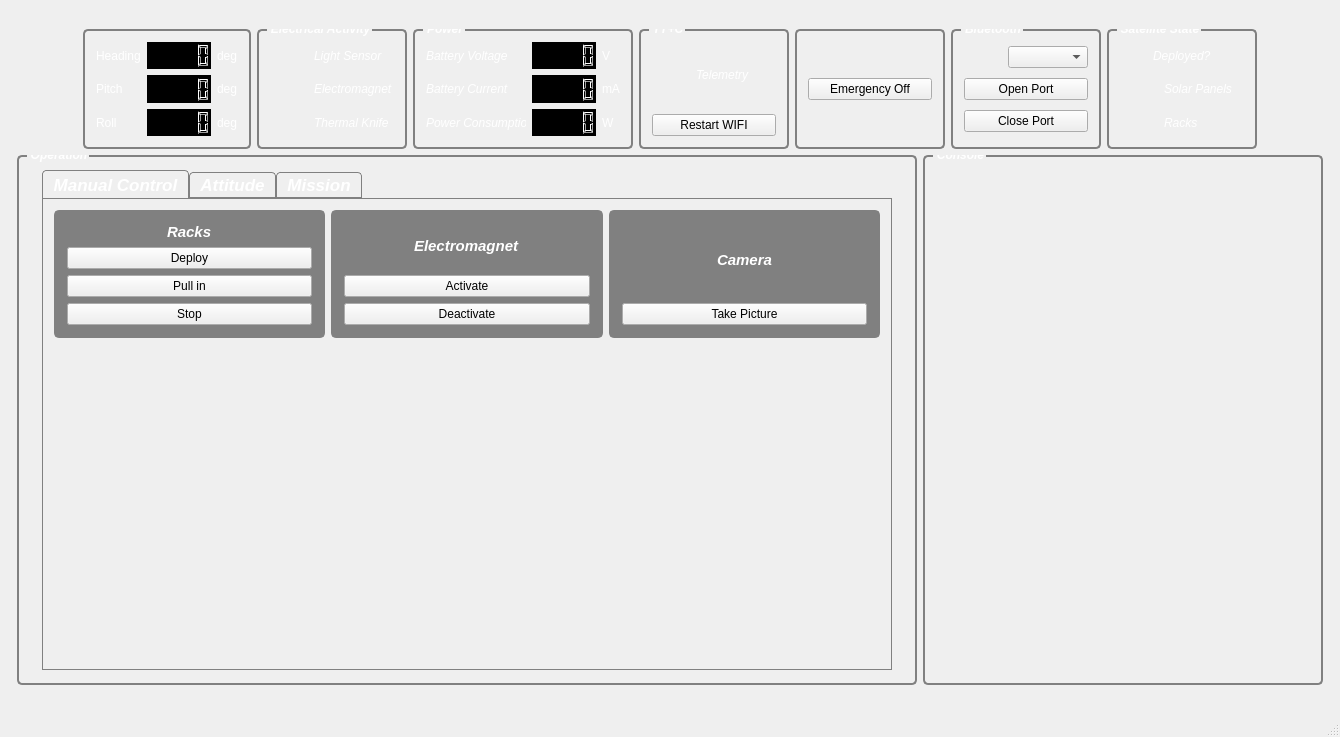
lxbader/frogstation, file groundstation.ui: the form before one commit.
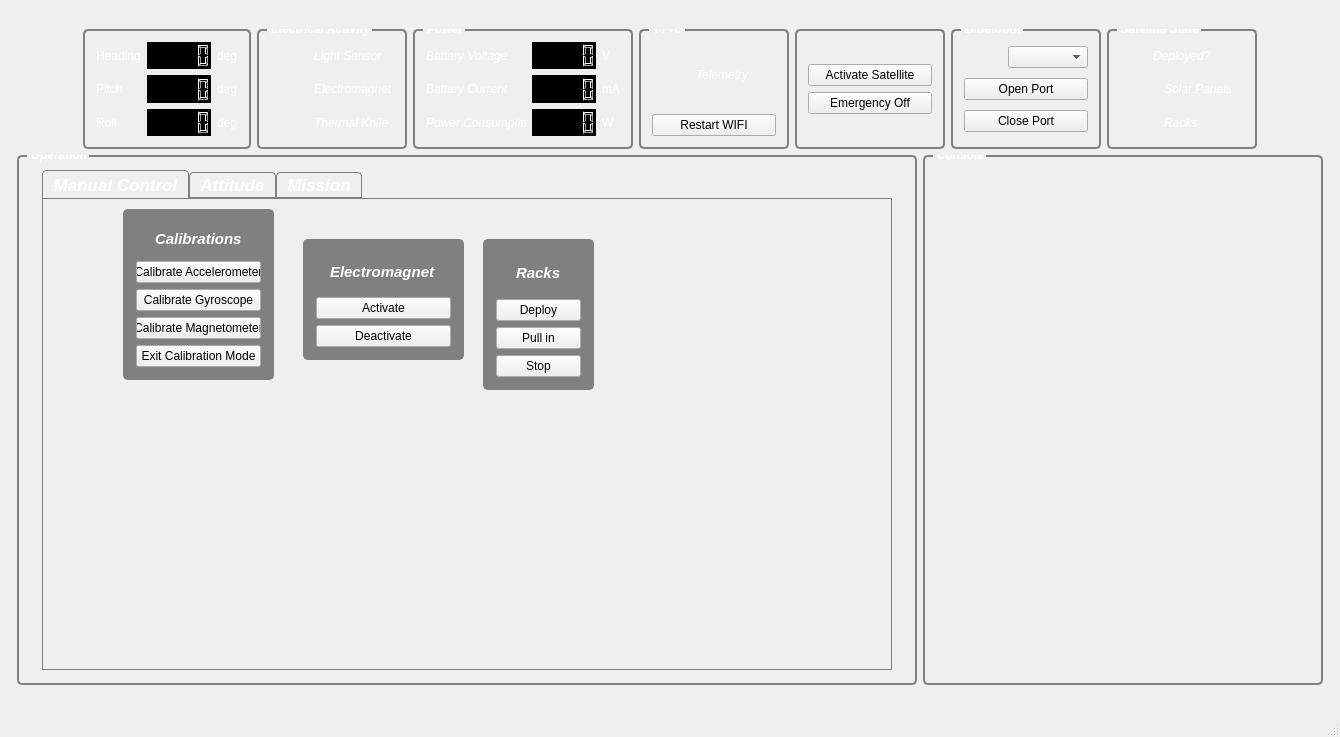
The form after the commit. The open tabs and pages were chosen to show the change. Icons and pictures are not drawn. Custom widgets are drawn as their Qt base class.

What changed in the file:
```diff
--- a/groundstation.ui
+++ b/groundstation.ui
@@ -38,6 +38,7 @@
 QGroupBox#groupBox_camera{background-color: gray}
 QGroupBox#groupBox_mission{background-color: gray}
 QGroupBox#groupBox_sunfinder{background-color: gray}
+QGroupBox#groupBox_calibrate{background-color: gray}
 
 QTabWidget{background: transparent}
 QTabWidget::pane{border: 1px solid gray}
@@ -488,6 +489,13 @@
           <layout class="QVBoxLayout" name="verticalLayout_37">
            <item>
             <layout class="QVBoxLayout" name="verticalLayout_36">
+             <item>
+              <widget class="QPushButton" name="activateSatelliteButton">
+               <property name="text">
+                <string>Activate Satellite</string>
+               </property>
+              </widget>
+             </item>
              <item>
               <widget class="QPushButton" name="emergencyOffButton">
                <property name="text">
@@ -740,11 +748,73 @@
               <attribute name="title">
                <string>Manual Control</string>
               </attribute>
+              <widget class="QGroupBox" name="groupBox_calibrate">
+               <property name="geometry">
+                <rect>
+                 <x>80</x>
+                 <y>10</y>
+                 <width>151</width>
+                 <height>171</height>
+                </rect>
+               </property>
+               <property name="title">
+                <string/>
+               </property>
               <layout class="QVBoxLayout" name="verticalLayout_12">
+                <item alignment="Qt::AlignHCenter">
+                 <widget class="QLabel" name="label_11">
+                  <property name="font">
+                   <font>
+                    <pointsize>11</pointsize>
+                    <weight>75</weight>
+                    <italic>true</italic>
+                    <bold>true</bold>
+                   </font>
+                  </property>
+                  <property name="text">
+                   <string>Calibrations</string>
+                  </property>
+                 </widget>
+                </item>
                <item>
-                <layout class="QHBoxLayout" name="horizontalLayout_2">
+                 <widget class="QPushButton" name="calibrateAccButton">
+                  <property name="text">
+                   <string>Calibrate Accelerometer</string>
+                  </property>
+                 </widget>
+                </item>
                  <item>
+                 <widget class="QPushButton" name="calibrateGyroButton">
+                  <property name="text">
+                   <string>Calibrate Gyroscope</string>
+                  </property>
+                 </widget>
+                </item>
+                <item>
+                 <widget class="QPushButton" name="calibrateMagnetoButton">
+                  <property name="text">
+                   <string>Calibrate Magnetometer</string>
+                  </property>
+                 </widget>
+                </item>
+                <item>
+                 <widget class="QPushButton" name="exitCalibrationButton">
+                  <property name="text">
+                   <string>Exit Calibration Mode</string>
+                  </property>
+                 </widget>
+                </item>
+               </layout>
+              </widget>
                   <widget class="QGroupBox" name="groupBox_magnetRack">
+               <property name="geometry">
+                <rect>
+                 <x>440</x>
+                 <y>40</y>
+                 <width>111</width>
+                 <height>151</height>
+                </rect>
+               </property>
                    <property name="title">
                     <string/>
                    </property>
@@ -787,9 +857,15 @@
                     </item>
                    </layout>
                   </widget>
-                 </item>
-                 <item>
                   <widget class="QGroupBox" name="groupBox_electromagnet">
+               <property name="geometry">
+                <rect>
+                 <x>260</x>
+                 <y>40</y>
+                 <width>161</width>
+                 <height>121</height>
+                </rect>
+               </property>
                    <property name="title">
                     <string/>
                    </property>
@@ -825,55 +901,9 @@
                     </item>
                    </layout>
                   </widget>
-                 </item>
-                 <item>
-                  <widget class="QGroupBox" name="groupBox_camera">
-                   <property name="title">
-                    <string/>
-                   </property>
-                   <layout class="QVBoxLayout" name="verticalLayout_25">
-                    <item alignment="Qt::AlignHCenter">
-                     <widget class="QLabel" name="label_33">
-                      <property name="font">
-                       <font>
-                        <pointsize>11</pointsize>
-                        <weight>75</weight>
-                        <italic>true</italic>
-                        <bold>true</bold>
-                       </font>
-                      </property>
-                      <property name="text">
-                       <string>Camera</string>
-                      </property>
-                     </widget>
-                    </item>
-                    <item>
-                     <widget class="QPushButton" name="takePictureButton">
-                      <property name="text">
-                       <string>Take Picture</string>
-                      </property>
-                     </widget>
-                    </item>
-                   </layout>
-                  </widget>
-                 </item>
-                </layout>
-               </item>
-               <item>
-                <spacer name="verticalSpacer_2">
-                 <property name="orientation">
-                  <enum>Qt::Vertical</enum>
-                 </property>
-                 <property name="sizeHint" stdset="0">
-                  <size>
-                   <width>20</width>
-                   <height>40</height>
-                  </size>
-                 </property>
-                </spacer>
-               </item>
-              </layout>
-              <zorder>verticalSpacer_2</zorder>
+              <zorder>groupBox_magnetRack</zorder>
+              <zorder>groupBox_electromagnet</zorder>
+              <zorder>groupBox_calibrate</zorder>
              </widget>
              <widget class="QWidget" name="rotationTab">
               <attribute name="title">
@@ -1298,7 +1328,7 @@
                        <property name="title">
                         <string/>
                        </property>
-                       <layout class="QHBoxLayout" name="horizontalLayout_22">
+                       <layout class="QHBoxLayout" name="horizontalLayout_2">
                         <item>
                          <layout class="QVBoxLayout" name="verticalLayout_28">
                           <item alignment="Qt::AlignHCenter">
@@ -1372,6 +1402,13 @@
                             </item>
                            </layout>
                           </item>
+                          <item>
+                           <widget class="QPushButton" name="takePictureButton">
+                            <property name="text">
+                             <string>Take Picture</string>
+                            </property>
+                           </widget>
+                          </item>
                          </layout>
                         </item>
                        </layout>
```
Left out of the diff: 4 changed lines with no effect on the pictures. Lines whose indentation alone changed are shown as unchanged.
